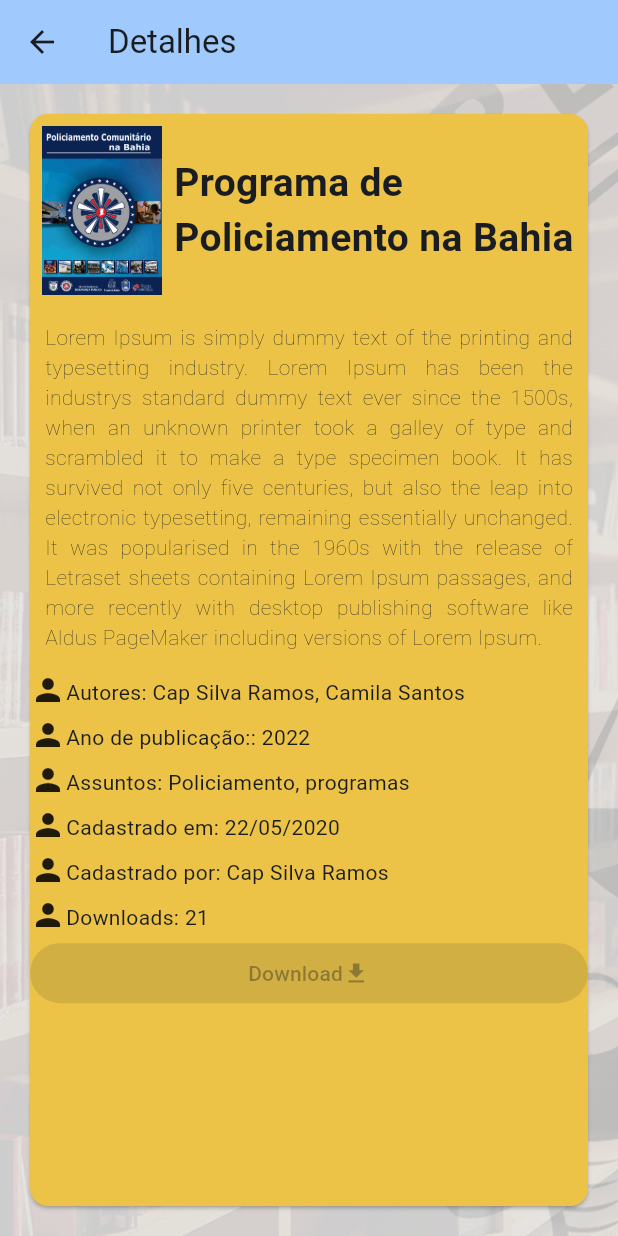
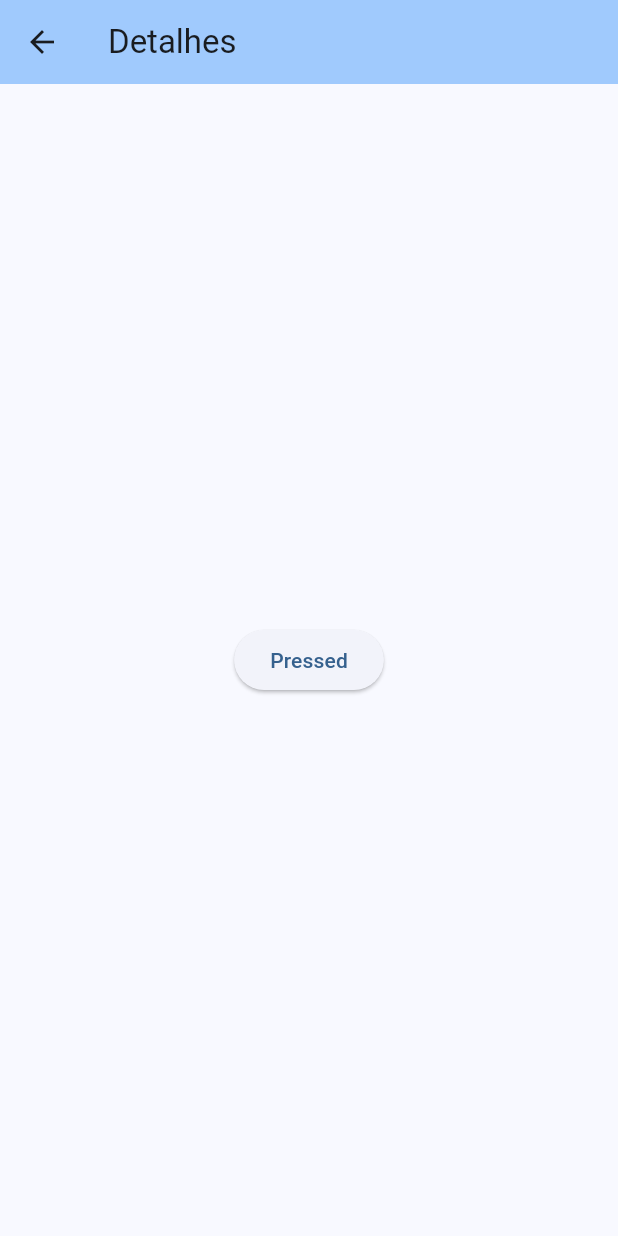
Before and after one commit to pchi4/biblioteca-flutter, a Flutter app: the screen it shows after launch, after a tap on "Detalhes", on a phone screen of 412 x 824 dp. Run offline on Flutter 3.47's test engine with Material 2 defaults, Android fonts, the phone set to English and light mode, and no system bars.

```diff
--- a/lib/screens/components/card.dart
+++ b/lib/screens/components/card.dart
@@ -1,3 +1,4 @@
+import 'package:first_project/models/obra.dart';
 import 'package:flutter/material.dart';
 import 'info.dart';
 import '../details_page.dart';
@@ -17,6 +18,20 @@ class Cards extends StatelessWidget {
 
   @override
   Widget build(BuildContext context) {
+    final newObject = Obra(
+        titulo: nome,
+        tipo: 'livro',
+        anoPublicacao: anoPublicacao,
+        ativa: true,
+        autor: autores,
+        cadastradoPor: 'Admin',
+        capa: imgPath,
+        categoria: 'teste',
+        dataDeCadastro: 'teste',
+        documento: 'teste',
+        downoloads: download,
+        sinopse: description);
+
     return Center(
       child: Card(
         margin: const EdgeInsets.all(8.0),
@@ -87,11 +102,13 @@ class Cards extends StatelessWidget {
                       Icon(Icons.archive),
                     ]),
                     onPressed: () {
+                      var materialPageRoute = MaterialPageRoute(
+                        settings: RouteSettings(arguments: {newObject}),
+                        builder: (context) => const DetailsScreen(),
+                      );
                       Navigator.push(
                         context,
-                        MaterialPageRoute(
-                          builder: (context) => const DetailsScreen(),
-                        ),
+                        materialPageRoute,
                       );
                     },
                   ),
--- a/lib/screens/details_page.dart
+++ b/lib/screens/details_page.dart
@@ -1,82 +1,160 @@
 import 'package:flutter/material.dart';
 import 'components/info.dart';
 
-class DetailsScreen extends StatelessWidget {
+class DetailsScreen extends StatefulWidget {
   const DetailsScreen({super.key});
 
   @override
+  State<DetailsScreen> createState() => _DetailsScreenState();
+}
+
+class _DetailsScreenState extends State<DetailsScreen> {
+  @override
   Widget build(BuildContext context) {
+    final dataParams = ModalRoute.of(context)!.settings.arguments;
+
     return Scaffold(
       appBar: AppBar(
         backgroundColor: Theme.of(context).colorScheme.inversePrimary,
         title: const Text('Detalhes'),
       ),
-      body: Container(
-        decoration: const BoxDecoration(
-          image: DecorationImage(
-              image: AssetImage("assets/image/background.png"),
-              fit: BoxFit.cover),
-        ),
-        child: const Center(
-          child: Expanded(
-              child: Padding(
-            padding: EdgeInsets.all(10.0),
-            child: Card(
-              margin: EdgeInsets.all(10.0),
-              color: Color.fromARGB(255, 236, 195, 71),
-              child: Column(
-                children: <Widget>[
-                  Row(
-                    mainAxisAlignment: MainAxisAlignment.start,
-                    children: [
-                      Padding(
-                        padding: EdgeInsets.all(8.0),
-                        child: Image(
-                          width: 80,
-                          image: AssetImage('assets/image/livro.jpeg'),
-                        ),
-                      ),
-                      Flexible(
-                        child: Text(
-                          'Programa de Policiamento na Bahia',
-                          textAlign: TextAlign.start,
-                          style: TextStyle(
-                              fontSize: 26, fontWeight: FontWeight.bold),
-                        ),
-                      ),
-                    ],
-                  ),
-                  Padding(
-                    padding: EdgeInsets.all(10.0),
-                    child: Text(
-                      'Lorem Ipsum is simply dummy text of the printing and typesetting industry. Lorem Ipsum has been the industrys standard dummy text ever since the 1500s, when an unknown printer took a galley of type and scrambled it to make a type specimen book. It has survived not only five centuries, but also the leap into electronic typesetting, remaining essentially unchanged. It was popularised in the 1960s with the release of Letraset sheets containing Lorem Ipsum passages, and more recently with desktop publishing software like Aldus PageMaker including versions of Lorem Ipsum.',
-                      style: TextStyle(
-                        fontWeight: FontWeight.w200,
-                      ),
-                      textAlign: TextAlign.justify,
-                    ),
-                  ),
-                  InfoPublication('Autores', 'Cap Silva Ramos, Camila Santos'),
-                  InfoPublication('Ano de publicação:', '2022'),
-                  InfoPublication('Assuntos', 'Policiamento, programas'),
-                  InfoPublication('Cadastrado em', '22/05/2020 '),
-                  InfoPublication('Cadastrado por', 'Cap Silva Ramos'),
-                  InfoPublication('Downloads', '21'),
-                  ElevatedButton(
-                    onPressed: null,
-                    child: Row(
-                        mainAxisAlignment: MainAxisAlignment.center,
-                        children: [
-                          Text('Download'),
-                          Icon(Icons.download),
-                        ]),
-                  ),
-                ],
-              ),
-            ),
-          )),
+      body: Center(
+        child: ElevatedButton(
+          onPressed: () {
+            print(dataParams);
+          },
+          child: const Text('Pressed'),
         ),
       ),
     );
   }
 }
+
+// Scaffold(
+//       appBar: AppBar(
+//         backgroundColor: Theme.of(context).colorScheme.inversePrimary,
+//         title: const Text('Detalhes'),
+//       ),
+//       body: Container(
+//         decoration: const BoxDecoration(
+//           image: DecorationImage(
+//               image: AssetImage("assets/image/background.png"),
+//               fit: BoxFit.cover),
+//         ),
+//         child: Center(
+//           child: Expanded(
+//               child: Padding(
+//             padding: const EdgeInsets.all(10.0),
+//             child: Card(
+//               margin: const EdgeInsets.all(10.0),
+//               color: Color.fromARGB(255, 236, 195, 71),
+//               child: Column(
+//                 children: <Widget>[
+//                   const Row(
+//                     mainAxisAlignment: MainAxisAlignment.start,
+//                     children: [
+//                       Padding(
+//                         padding: EdgeInsets.all(8.0),
+//                         child: Image(
+//                           width: 80,
+//                           image: AssetImage('assets/image/livro.jpeg'),
+//                         ),
+//                       ),
+//                       Flexible(
+//                         child: Text(
+//                           'Programa de Policiamento na Bahia',
+//                           textAlign: TextAlign.start,
+//                           style: TextStyle(
+//                               fontSize: 26, fontWeight: FontWeight.bold),
+//                         ),
+//                       ),
+//                     ],
+//                   ),
+//                   const Padding(
+//                     padding: EdgeInsets.all(10.0),
+//                     child: Text(
+//                       'Lorem Ipsum is simply dummy text of the printing and typesetting industry. Lorem Ipsum has been the industrys standard dummy text ever since the 1500s, when an unknown printer took a galley of type and scrambled it to make a type specimen book. It has survived not only five centuries, but also the leap into electronic typesetting, remaining essentially unchanged. It was popularised in the 1960s with the release of Letraset sheets containing Lorem Ipsum passages, and more recently with desktop publishing software like Aldus PageMaker including versions of Lorem Ipsum.',
+//                       style: TextStyle(
+//                         fontWeight: FontWeight.w200,
+//                       ),
+//                       textAlign: TextAlign.justify,
+//                     ),
+//                   ),
+//                   InfoPublication('Autores', 'Cap Silva Ramos, Camila Santos'),
+//                   InfoPublication('Ano de publicação:', '2022'),
+//                   InfoPublication('Assuntos', 'Policiamento, programas'),
+//                   InfoPublication('Cadastrado em', '22/05/2020 '),
+//                   InfoPublication('Cadastrado por', 'Cap Silva Ramos'),
+//                   InfoPublication('Downloads', '21'),
+//                   ElevatedButton(
+//                     onPressed: () {
+//                       print(dataParams);
+//                     },
+//                     child: const Row(
+//                         mainAxisAlignment: MainAxisAlignment.center,
+//                         children: [
+//                           Text('Download'),
+//                           Icon(Icons.download),
+//                         ]),
+//                   ),
+//                 ],
+//               ),
+//             ),
+//           )),
+//         ),
+//       ),
+//     );
+
+
+// Card(
+//         child: Column(
+//           children: [
+//             const Row(
+//               mainAxisAlignment: MainAxisAlignment.start,
+//               children: [
+//                 Padding(
+//                   padding: EdgeInsets.all(8.0),
+//                   child: Image(
+//                     width: 80,
+//                     image: AssetImage('assets/image/livro.jpeg'),
+//                   ),
+//                 ),
+//                 Flexible(
+//                   child: Text(
+//                     'Programa de Policiamento na Bahia',
+//                     textAlign: TextAlign.start,
+//                     style: TextStyle(fontSize: 26, fontWeight: FontWeight.bold),
+//                   ),
+//                 ),
+//               ],
+//             ),
+//             const Padding(
+//               padding: EdgeInsets.all(10.0),
+//               child: Text(
+//                 'Lorem Ipsum is simply dummy text of the printing and typesetting industry. Lorem Ipsum has been the industrys standard dummy text ever since the 1500s, when an unknown printer took a galley of type and scrambled it to make a type specimen book. It has survived not only five centuries, but also the leap into electronic typesetting, remaining essentially unchanged. It was popularised in the 1960s with the release of Letraset sheets containing Lorem Ipsum passages, and more recently with desktop publishing software like Aldus PageMaker including versions of Lorem Ipsum.',
+//                 style: TextStyle(
+//                   fontWeight: FontWeight.w200,
+//                 ),
+//                 textAlign: TextAlign.justify,
+//               ),
+//             ),
+//             const InfoPublication('Autores', 'Cap Silva Ramos, Camila Santos'),
+//             const InfoPublication('Ano de publicação:', '2022'),
+//             const InfoPublication('Assuntos', 'Policiamento, programas'),
+//             const InfoPublication('Cadastrado em', '22/05/2020 '),
+//             const InfoPublication('Cadastrado por', 'Cap Silva Ramos'),
+//             const InfoPublication('Downloads', '21'),
+//             ElevatedButton(
+//               onPressed: () {
+//                 print(dataParams);
+//               },
+//               child: const Row(
+//                   mainAxisAlignment: MainAxisAlignment.center,
+//                   children: [
+//                     Text('Download'),
+//                     Icon(Icons.download),
+//                   ]),
+//             ),
+//           ],
+//         ),
+//       ),),
```
